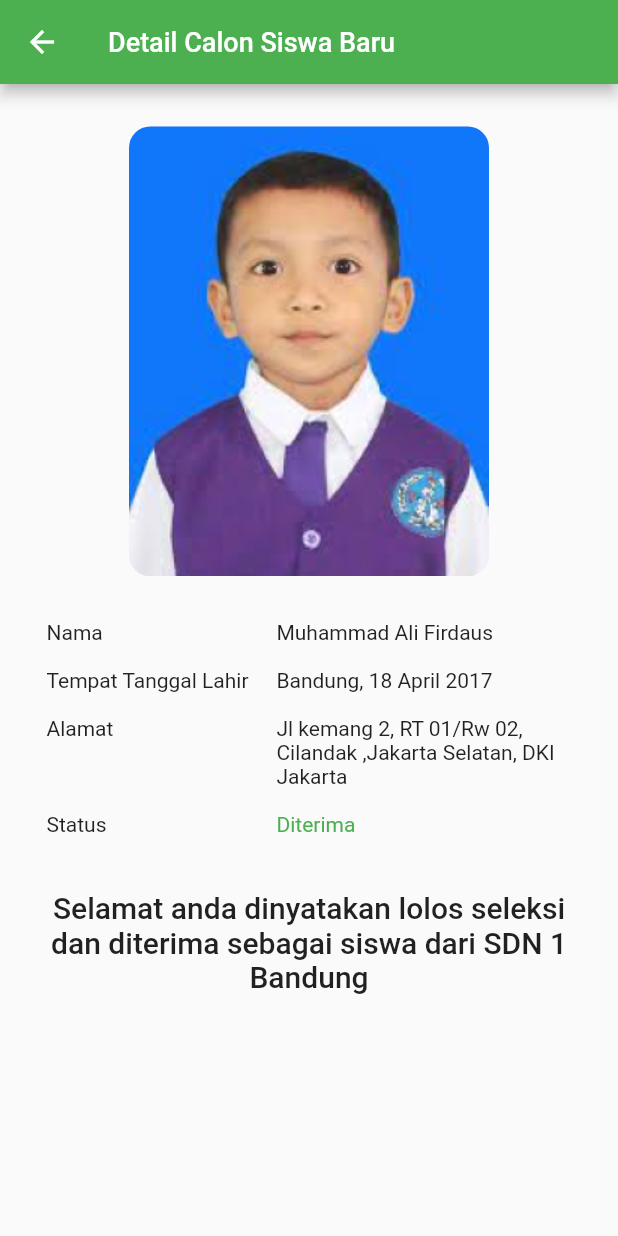
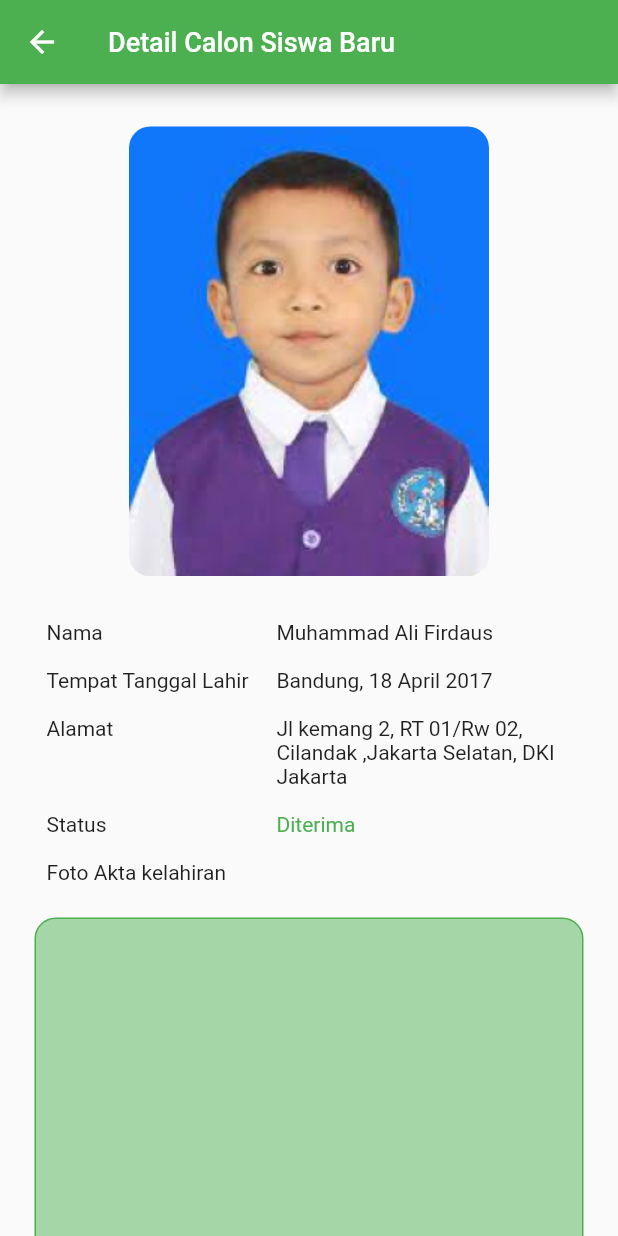
Before and after one commit to Aliryo/Aplikasi-Pendaftaran-Sekolah-Flutter, a Flutter app: the DetailCalonSiswaPage screen opened directly, on a phone screen of 412 x 824 dp. Run offline on Flutter 3.47's test engine with Material 2 defaults, Android fonts, the phone set to English and light mode, and no system bars; our stand-ins replace carousel_slider, firebase_core, flutter_screenutil; accounts and stored records are empty.

Commit message:
add admin feature

```diff
--- a/lib/views/pages/detail_calon_siswa_page.dart
+++ b/lib/views/pages/detail_calon_siswa_page.dart
@@ -1,10 +1,13 @@
 import 'package:aplikasi_pendaftaran_siswa/data/src/app_images.dart';
 import 'package:aplikasi_pendaftaran_siswa/utils/double_extension.dart';
+import 'package:aplikasi_pendaftaran_siswa/views/widgets/alert_ditolak.dart';
+import 'package:aplikasi_pendaftaran_siswa/views/widgets/widget_button.dart';
 import 'package:flutter/material.dart';
 import 'package:flutter_screenutil/flutter_screenutil.dart';
 
 class DetailCalonSiswaPage extends StatelessWidget {
   const DetailCalonSiswaPage({super.key});
+  final bool isAdmin = true;
 
   @override
   Widget build(BuildContext context) {
@@ -35,8 +38,8 @@ class DetailCalonSiswaPage extends StatelessWidget {
               0: FixedColumnWidth(160.w),
               1: const FlexColumnWidth(),
             },
-            children: const [
-              TableRow(children: [
+            children: [
+              const TableRow(children: [
                 Padding(
                   padding: EdgeInsets.all(8.0),
                   child: Text('Nama'),
@@ -46,7 +49,7 @@ class DetailCalonSiswaPage extends StatelessWidget {
                   child: Text('Muhammad Ali Firdaus'),
                 )
               ]),
-              TableRow(children: [
+              const TableRow(children: [
                 Padding(
                   padding: EdgeInsets.all(8.0),
                   child: Text('Tempat Tanggal Lahir'),
@@ -56,7 +59,7 @@ class DetailCalonSiswaPage extends StatelessWidget {
                   child: Text('Bandung, 18 April 2017'),
                 )
               ]),
-              TableRow(children: [
+              const TableRow(children: [
                 Padding(
                   padding: EdgeInsets.all(8.0),
                   child: Text('Alamat'),
@@ -67,7 +70,7 @@ class DetailCalonSiswaPage extends StatelessWidget {
                       'Jl kemang 2, RT 01/Rw 02, Cilandak ,Jakarta Selatan, DKI Jakarta'),
                 )
               ]),
-              TableRow(children: [
+              const TableRow(children: [
                 Padding(
                   padding: EdgeInsets.all(8.0),
                   child: Text('Status'),
@@ -80,15 +83,64 @@ class DetailCalonSiswaPage extends StatelessWidget {
                   ),
                 )
               ]),
+              if (isAdmin)
+                const TableRow(children: [
+                  Padding(
+                    padding: EdgeInsets.all(8.0),
+                    child: Text('Foto Akta kelahiran'),
+                  ),
+                  Padding(
+                    padding: EdgeInsets.all(8.0),
+                    child: Text(
+                      '',
+                      style: TextStyle(color: Colors.green),
+                    ),
+                  )
+                ]),
             ],
             border: TableBorder.all(width: 0, color: Colors.transparent),
           ),
-          32.0.height,
-          const Text(
-            'Selamat anda dinyatakan lolos seleksi dan diterima sebagai siswa dari SDN 1 Bandung',
-            textAlign: TextAlign.center,
-            style: TextStyle(fontSize: 20, fontWeight: FontWeight.w500),
-          ),
+          isAdmin ? 16.0.height : 32.0.height,
+          isAdmin
+              ? Container(
+                  width: double.infinity,
+                  height: 280.h,
+                  decoration: BoxDecoration(
+                    borderRadius: BorderRadius.circular(16.r),
+                    border: Border.all(color: Colors.green),
+                    color: Colors.green[200],
+                  ),
+                )
+              : const Text(
+                  'Selamat anda dinyatakan lolos seleksi dan diterima sebagai siswa dari SDN 1 Bandung',
+                  textAlign: TextAlign.center,
+                  style: TextStyle(fontSize: 20, fontWeight: FontWeight.w500),
+                ),
+          isAdmin ? 32.0.height : const SizedBox(),
+          isAdmin
+              ? Row(
+                  mainAxisAlignment: MainAxisAlignment.spaceBetween,
+                  children: [
+                    Expanded(
+                      child: WidgetButton(
+                        onTap: () {},
+                        title: 'Terima',
+                      ),
+                    ),
+                    16.0.width,
+                    Expanded(
+                        child: WidgetButton(
+                      onTap: () {
+                        showDialog(
+                            context: context,
+                            builder: (context) => const AlertDitolak());
+                      },
+                      title: 'Tolak',
+                      color: Colors.redAccent,
+                    )),
+                  ],
+                )
+              : const SizedBox()
         ],
       ),
     );
--- a/lib/views/widgets/widget_button.dart
+++ b/lib/views/widgets/widget_button.dart
@@ -2,7 +2,9 @@ import 'package:flutter/material.dart';
 import 'package:flutter_screenutil/flutter_screenutil.dart';
 
 class WidgetButton extends StatelessWidget {
-  const WidgetButton({super.key, required this.title, this.onTap});
+  const WidgetButton(
+      {super.key, required this.title, this.onTap, this.color = Colors.green});
+  final Color color;
   final String title;
   final Function()? onTap;
 
@@ -13,7 +15,7 @@ class WidgetButton extends StatelessWidget {
       child: Container(
         padding: EdgeInsets.symmetric(vertical: 20.h),
         decoration: BoxDecoration(
-          color: Colors.green,
+          color: color,
           borderRadius: BorderRadius.circular(16.r),
         ),
         child: Text(
```
Also changed, not shown: lib/views/widgets/alert_ditolak.dart (added, +102 -0 lines).
